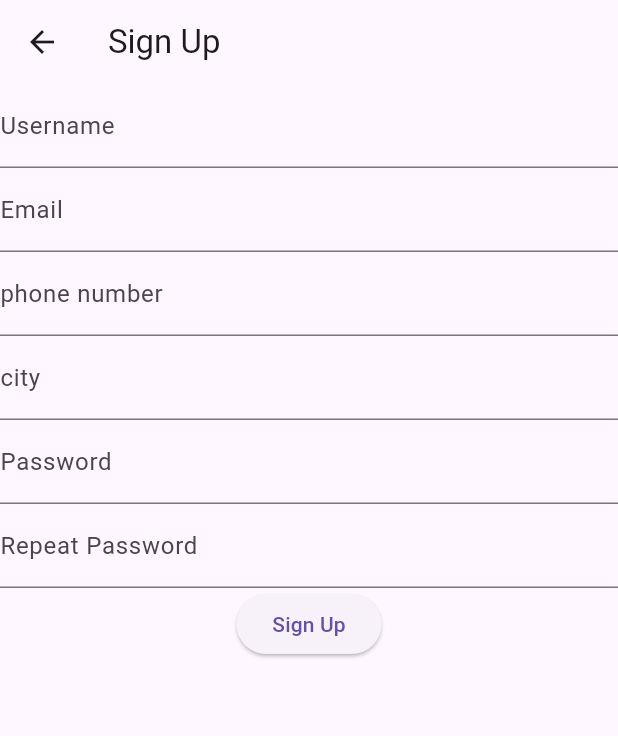
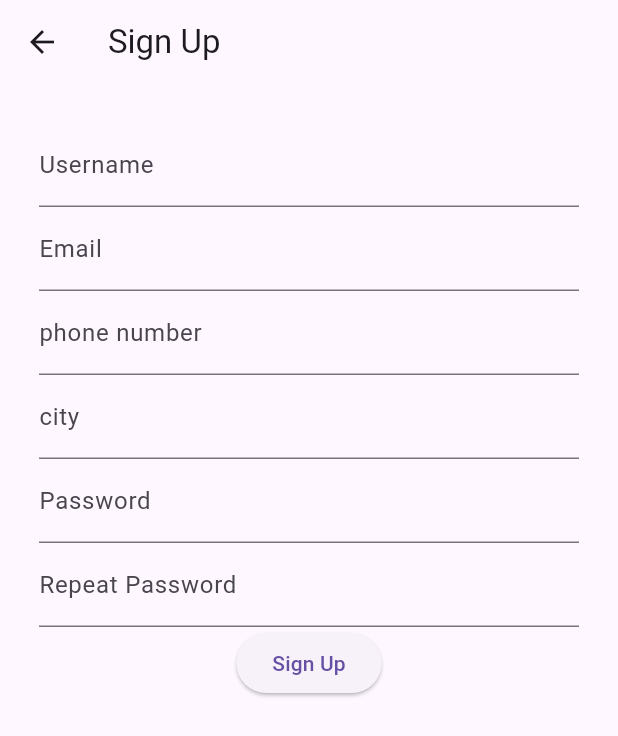
Before and after one commit to OneRedBlip/GraduationProject, a Flutter app: the SignupPage screen opened directly, on a phone screen of 412 x 824 dp. Shown: the top 736 px of the screen. Run offline on Flutter 3.47's test engine with Material 3 defaults, Android fonts, the phone set to English and light mode, and no system bars; our stand-ins replace flutter_svg.

Commit message:
Add padding in the signup page

```diff
--- a/trash2treasure/lib/signup_page.dart
+++ b/trash2treasure/lib/signup_page.dart
@@ -18,7 +18,9 @@ class SignupPage extends StatelessWidget {
       appBar: AppBar(
         title: Text('Sign Up'),
       ),
-      body: Column(
+      body: Padding(
+        padding: const EdgeInsets.all(26.0),
+        child: Column(
           children: [
             TextField(
               controller: usernameController,
@@ -89,6 +91,7 @@ class SignupPage extends StatelessWidget {
             ),
           ],
         ),
+      ),
     );
   }
 }
```
Also changed, not shown: 1 other file. Lines whose indentation alone changed are shown as unchanged.
